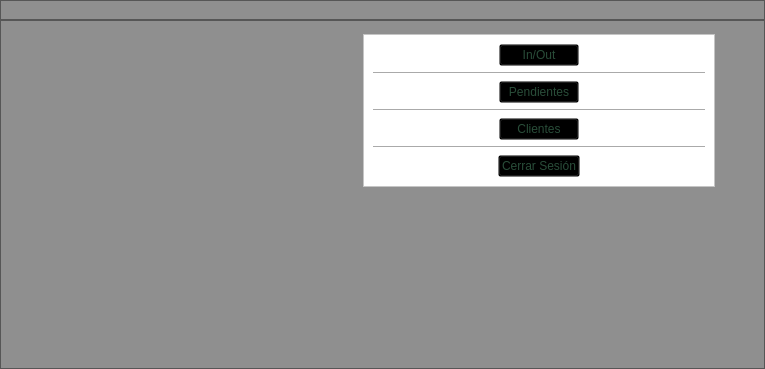
Above: ham_options.ui from altitude-solutions/Camino_Real_Desktop before the change. Below: the same form after it.
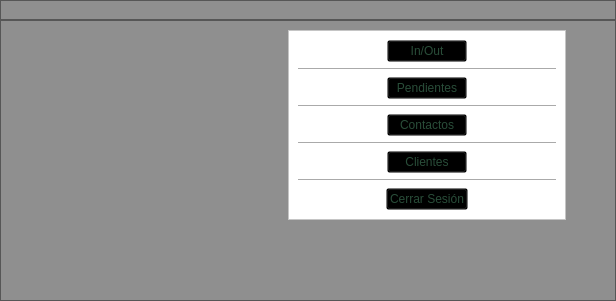
That is the form after the change.

```diff
--- a/ham_options.ui
+++ b/ham_options.ui
@@ -6,8 +6,8 @@
    <rect>
     <x>0</x>
     <y>0</y>
-    <width>765</width>
-    <height>369</height>
+    <width>616</width>
+    <height>301</height>
    </rect>
   </property>
   <property name="windowTitle">
@@ -276,7 +276,7 @@
 </string>
                </property>
                <property name="text">
-                <string>Clientes</string>
+                <string>Contactos</string>
                </property>
               </widget>
              </item>
@@ -295,6 +295,75 @@
              </item>
             </layout>
            </item>
+           <item>
+            <widget class="Line" name="line_4">
+             <property name="orientation">
+              <enum>Qt::Horizontal</enum>
+             </property>
+            </widget>
+           </item>
+           <item>
+            <layout class="QHBoxLayout" name="horizontalLayout_7">
+             <item>
+              <spacer name="horizontalSpacer_11">
+               <property name="orientation">
+                <enum>Qt::Horizontal</enum>
+               </property>
+               <property name="sizeHint" stdset="0">
+                <size>
+                 <width>88</width>
+                 <height>17</height>
+                </size>
+               </property>
+              </spacer>
+             </item>
+             <item>
+              <widget class="QPushButton" name="contactos">
+               <property name="styleSheet">
+                <string notr="true">QPushButton#contactos {
+    font: 10pt &quot;MS Shell Dlg 2&quot;;
+	color:#294D39;		
+	background-color:transparent;
+	min-width:6em;	
+	max-width:6em;
+	min-height:1.5em;
+	max-height:1.5em; 
+}
+
+QPushButton:hover#contactos {
+    font: 10pt &quot;MS Shell Dlg 2&quot;;
+	color:#294D39;		
+	background-color:rgba(50,50,50,50%);
+	min-width:6em;	
+	max-width:6em;
+	min-height:1.5em;
+	max-height:1.5em; 
+}
+</string>
+               </property>
+               <property name="text">
+                <string>Clientes</string>
+               </property>
+              </widget>
+             </item>
+             <item>
+              <spacer name="horizontalSpacer_12">
+               <property name="orientation">
+                <enum>Qt::Horizontal</enum>
+               </property>
+               <property name="sizeType">
+                <enum>QSizePolicy::Expanding</enum>
+               </property>
+               <property name="sizeHint" stdset="0">
+                <size>
+                 <width>88</width>
+                 <height>17</height>
+                </size>
+               </property>
+              </spacer>
+             </item>
+            </layout>
+           </item>
            <item>
             <widget class="Line" name="line_2">
              <property name="orientation">
```
